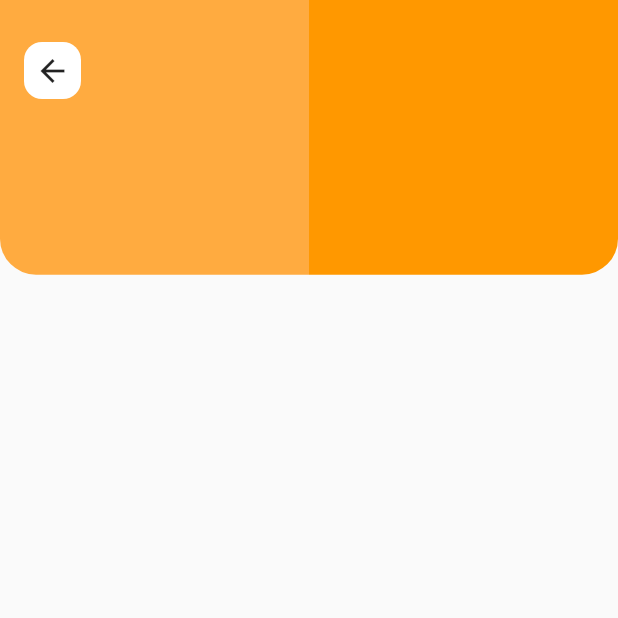
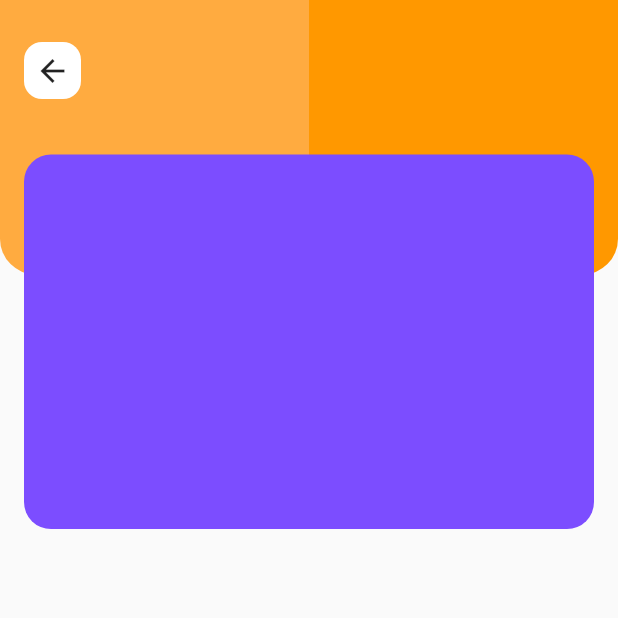
Before and after one commit to JAICHANGPARK/flutter_notebook_the_third_story, a Flutter app: the screen it shows after launch, on a phone screen of 412 x 824 dp, the top half of it. Run offline on Flutter 3.47's test engine with Material 2 defaults, Android fonts, the phone set to English and light mode, and no system bars; our stand-ins replace badges, dotted_border, fl_chart, google_fonts, page_transition, percent_indicator.

Commit message:
Update main_page.dart

```diff
--- a/lib/profile_concept_app/main_page.dart
+++ b/lib/profile_concept_app/main_page.dart
@@ -45,8 +45,7 @@ class MainPage extends StatelessWidget {
                                 borderRadius: BorderRadius.circular(12),
                               ),
                               child: Center(
-                                child:
-                                Icon(Icons.arrow_back),
+                                child: Icon(Icons.arrow_back),
                               ),
                             ),
                           )
@@ -68,7 +67,17 @@ class MainPage extends StatelessWidget {
               ),
             ),
           ),
-
+          Positioned(
+            left: 16,
+            top: MediaQuery.of(context).size.height / 8,
+            right: 16,
+            child: Container(
+              height: MediaQuery.of(context).size.height / 3.3,
+              decoration: BoxDecoration(
+                  color: Colors.deepPurpleAccent,
+                  borderRadius: BorderRadius.circular(18)),
+            ),
+          ),
         ],
       ),
     );
```
